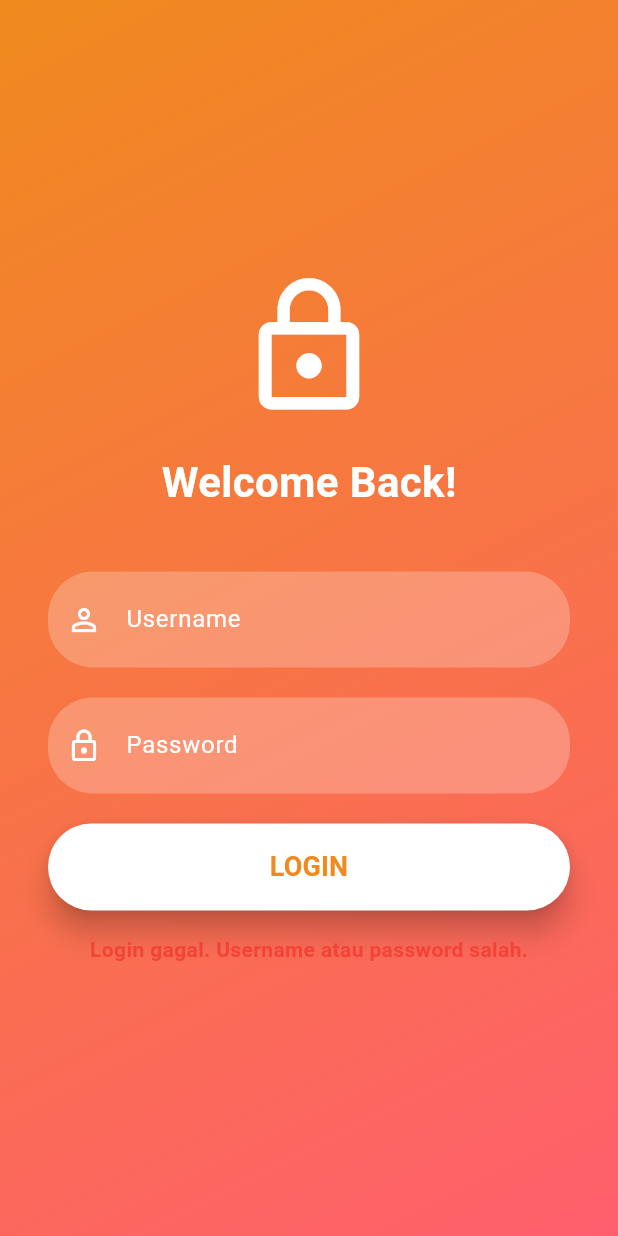
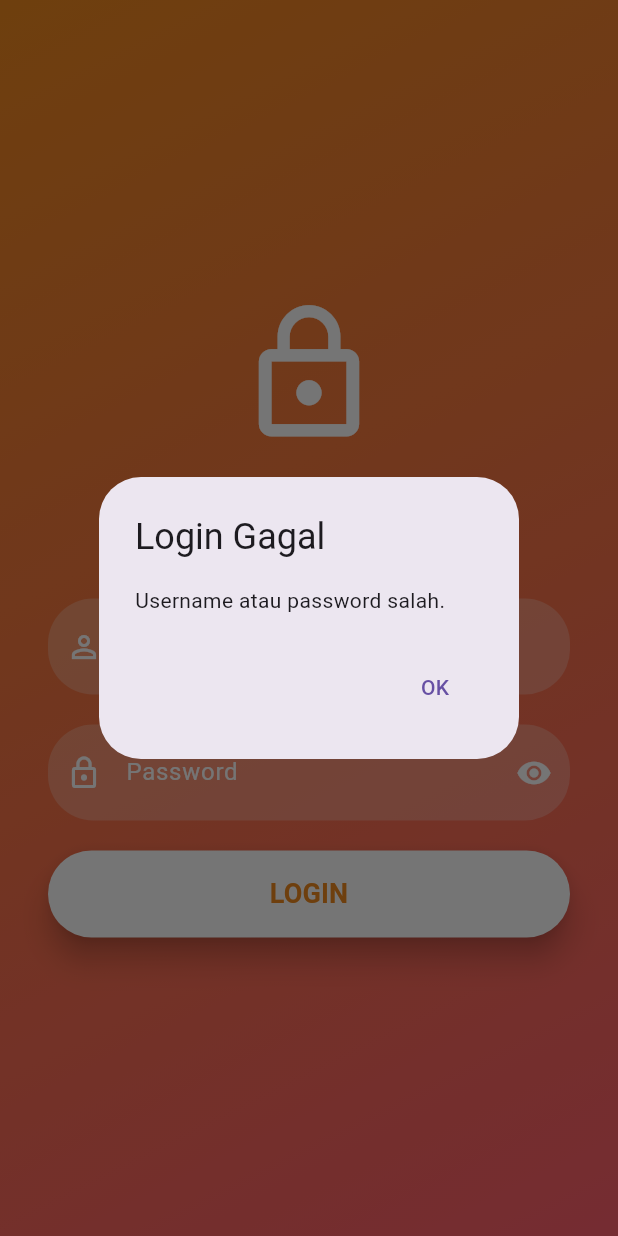
Before and after one commit to 221110040-Sandy/tugas-projek, a Flutter app: the screen it shows after launch, after a tap on "LOGIN", on a phone screen of 412 x 824 dp. Run offline on Flutter 3.47's test engine with Material 3 defaults, Android fonts, the phone set to English and light mode, and no system bars; our stand-ins replace cloud_firestore, firebase_core, shared_preferences; accounts and stored records are empty.

```diff
--- a/lib/components/custom_input_field.dart
+++ b/lib/components/custom_input_field.dart
@@ -1,6 +1,6 @@
 import 'package:flutter/material.dart';
 
-class CustomInputField extends StatelessWidget {
+class CustomInputField extends StatefulWidget {
   final TextEditingController controller;
   final String labelText;
   final IconData icon;
@@ -11,21 +11,46 @@ class CustomInputField extends StatelessWidget {
     required this.controller,
     required this.labelText,
     required this.icon,
-    this.obscureText = false,
+    this.obscureText = false, // Default is false for non-password fields
   }) : super(key: key);
+
+  @override
+  _CustomInputFieldState createState() => _CustomInputFieldState();
+}
+
+class _CustomInputFieldState extends State<CustomInputField> {
+  bool _obscureText = true;
+
+  @override
+  void initState() {
+    super.initState();
+    _obscureText = widget.obscureText; // Use the passed obscureText value
+  }
 
   @override
   Widget build(BuildContext context) {
     return TextField(
-      controller: controller,
-      obscureText: obscureText,
+      controller: widget.controller,
+      obscureText: widget.obscureText
+          ? _obscureText
+          : false, // Only obscure text if it's a password field
       style: const TextStyle(color: Colors.white),
       decoration: InputDecoration(
-        labelText: labelText,
+        labelText: widget.labelText,
         labelStyle: const TextStyle(color: Colors.white),
         floatingLabelBehavior:
             FloatingLabelBehavior.never, // Label disappears when typing
-        prefixIcon: Icon(icon, color: Colors.white),
+        prefixIcon: Icon(widget.icon, color: Colors.white),
+        // Show "show/hide" button only for password fields
+        suffixIcon: widget.obscureText
+            ? IconButton(
+                icon: Icon(
+                  _obscureText ? Icons.visibility : Icons.visibility_off,
+                  color: Colors.white,
+                ),
+                onPressed: _togglePasswordVisibility,
+              )
+            : null,
         filled: true,
         fillColor: Colors.white24,
         border: OutlineInputBorder(
@@ -36,4 +61,10 @@ class CustomInputField extends StatelessWidget {
       ),
     );
   }
+
+  void _togglePasswordVisibility() {
+    setState(() {
+      _obscureText = !_obscureText;
+    });
+  }
 }
--- a/lib/screen/login_screen.dart
+++ b/lib/screen/login_screen.dart
@@ -90,16 +90,6 @@ class _LoginScreenState extends State<LoginScreen> {
                     ),
                   ),
                 ),
-                if (errorMessage.isNotEmpty) ...[
-                  const SizedBox(height: 16.0),
-                  Text(
-                    errorMessage,
-                    style: const TextStyle(
-                      color: Colors.red,
-                      fontWeight: FontWeight.bold,
-                    ),
-                  ),
-                ],
               ],
             ),
           ),
@@ -117,9 +107,23 @@ class _LoginScreenState extends State<LoginScreen> {
     if (success) {
       Navigator.pushReplacementNamed(context, '/home');
     } else {
-      setState(() {
-        errorMessage = 'Login gagal. Username atau password salah.';
-      });
+      showDialog(
+        context: context,
+        builder: (BuildContext context) {
+          return AlertDialog(
+            title: const Text('Login Gagal'),
+            content: const Text('Username atau password salah.'),
+            actions: [
+              TextButton(
+                child: const Text('OK'),
+                onPressed: () {
+                  Navigator.of(context).pop();
+                },
+              ),
+            ],
+          );
+        },
+      );
     }
   }
 }
```
Also changed, not shown: lib/screen/home_screen.dart (+66 -8 lines).
